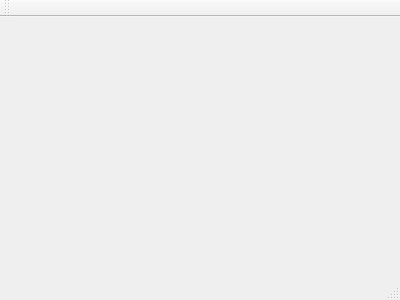
The window that Language/C_plus/DesignPattern/mainwindow.ui (yu-yang-halo/aosp) describes before a commit, drawn with Qt 5.
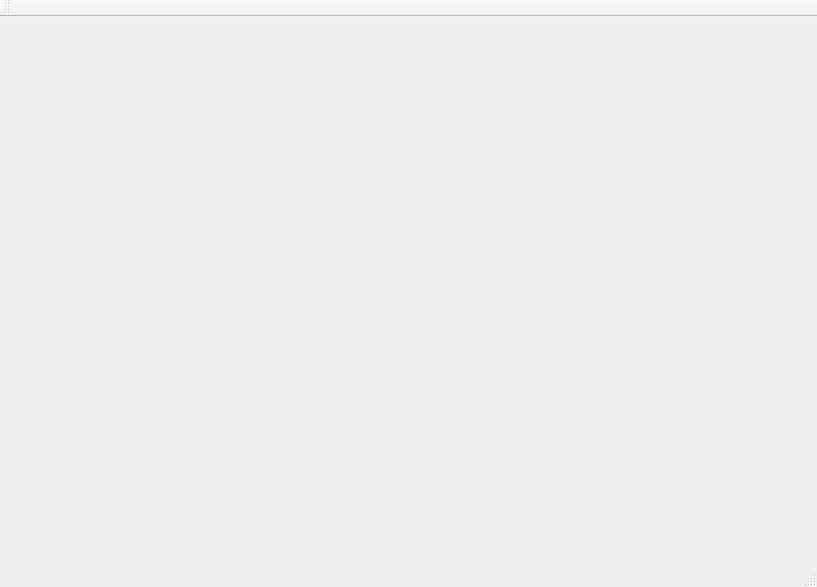
The same window after the commit.

The edit to the form file:
```diff
--- a/Language/C_plus/DesignPattern/mainwindow.ui
+++ b/Language/C_plus/DesignPattern/mainwindow.ui
@@ -1,24 +1,50 @@
 <ui version="4.0">
  <class>MainWindow</class>
- <widget class="QMainWindow" name="MainWindow" >
-  <property name="geometry" >
+ <widget class="QMainWindow" name="MainWindow">
+  <property name="geometry">
    <rect>
     <x>0</x>
     <y>0</y>
-    <width>400</width>
-    <height>300</height>
+    <width>817</width>
+    <height>587</height>
    </rect>
   </property>
   <property name="windowTitle" >
    <string>MainWindow</string>
   </property>
-  <widget class="QMenuBar" name="menuBar" />
-  <widget class="QToolBar" name="mainToolBar" />
-  <widget class="QWidget" name="centralWidget" />
-  <widget class="QStatusBar" name="statusBar" />
+  <widget class="QWidget" name="centralWidget">
+   <widget class="QStackedWidget" name="stackedWidget">
+    <property name="geometry">
+     <rect>
+      <x>9</x>
+      <y>-1</y>
+      <width>801</width>
+      <height>561</height>
+     </rect>
+    </property>
+   </widget>
+  </widget>
+  <widget class="QMenuBar" name="menuBar">
+   <property name="geometry">
+    <rect>
+     <x>0</x>
+     <y>0</y>
+     <width>817</width>
+     <height>23</height>
+    </rect>
+   </property>
+  </widget>
+  <widget class="QToolBar" name="mainToolBar">
+   <attribute name="toolBarArea">
+    <enum>TopToolBarArea</enum>
+   </attribute>
+   <attribute name="toolBarBreak">
+    <bool>false</bool>
+   </attribute>
+  </widget>
+  <widget class="QStatusBar" name="statusBar"/>
  </widget>
- <layoutDefault spacing="6" margin="11" />
- <pixmapfunction></pixmapfunction>
+ <layoutdefault spacing="6" margin="11"/>
  <resources/>
  <connections/>
 </ui>
```
Left out of the diff: 3 changed lines with no effect on the pictures.
